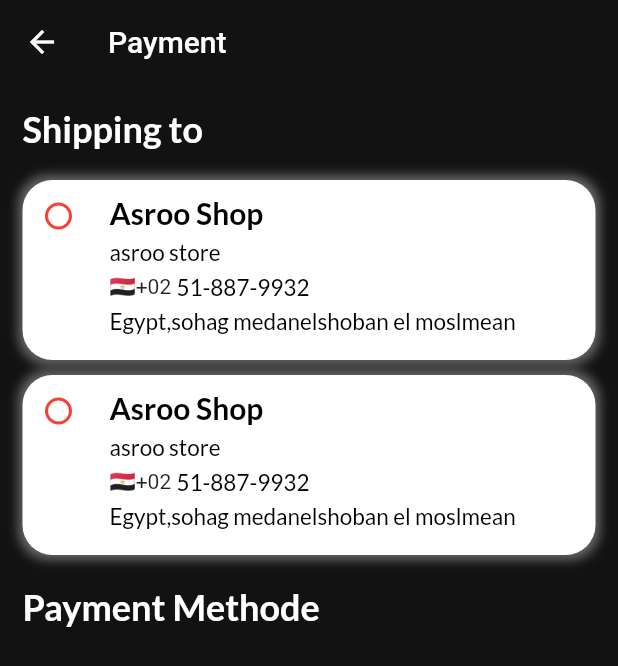
After one commit to ihebmeftah/E-commerce-Full-App-Web-Getx---Firebase-Mvc, a Flutter app: the PaymentScreen screen opened by its route, on a phone screen of 412 x 824 dp. The commit adds this screen. Shown: the top 666 px of the screen. Run offline on Flutter 3.47's test engine with Material 2 defaults, Android fonts, the phone set to English and light mode, and no system bars; our stand-ins replace animated_text_kit, badges, carousel_slider, firebase_auth, firebase_core, flutter_rating_bar and 7 more; missing offline and left inert: loading_overlay_pro; accounts and stored records are empty; network calls fail.

Commit message:
payment not finshed

```diff
--- a/lib/routes/routes.dart
+++ b/lib/routes/routes.dart
@@ -1,6 +1,7 @@
 import 'package:ecommerceapp/logic/bindings/authbindings.dart';
 import 'package:ecommerceapp/logic/bindings/mainbinfings.dart';
 import 'package:ecommerceapp/logic/bindings/productbindings.dart';
+import 'package:ecommerceapp/view/screens/auth/payment.dart';
 import 'package:ecommerceapp/view/screens/pannierscreen.dart';
 import 'package:ecommerceapp/view/screens/auth/forgotpassword.dart';
 import 'package:ecommerceapp/view/screens/auth/login.dart';
@@ -45,6 +46,10 @@ class Approutes {
         name: Routes.pannierScreen,
         page: () => PannierScreen(),
         bindings: [Authbindings(), ProductBinding()]),
+    GetPage(
+        name: Routes.payScreen,
+        page: () => PaymentScreen(),
+        bindings: [Authbindings(), ProductBinding(), MainBindings()]),
   ];
 }
 
@@ -55,4 +60,5 @@ class Routes {
   static const forgotPasswordScreen = '/forgotPasswordScreen';
   static const mainScreen = '/mainScreen';
   static const pannierScreen = '/pannierScreen';
+  static const payScreen = '/payScreen';
 }
--- /dev/null
+++ b/lib/view/screens/auth/payment.dart
@@ -0,0 +1,196 @@
+import 'package:ecommerceapp/utils/theme.dart';
+import 'package:ecommerceapp/view/widgets/textutils.dart';
+import 'package:flutter/material.dart';
+import 'package:get/get.dart';
+
+class PaymentScreen extends StatefulWidget {
+  const PaymentScreen({Key? key}) : super(key: key);
+
+  @override
+  State<PaymentScreen> createState() => _PaymentScreenState();
+}
+
+class _PaymentScreenState extends State<PaymentScreen> {
+  final TextEditingController phoneController = TextEditingController();
+  int radioContinerIndes = 1;
+  bool changeColors = false;
+  @override
+  Widget build(BuildContext context) {
+    return Scaffold(
+      backgroundColor: context.theme.backgroundColor,
+      appBar: AppBar(
+        elevation: 0,
+        title: const Text('Payment'),
+        backgroundColor: Get.isDarkMode ? mainColor : darkGreyClr,
+      ),
+      body: Padding(
+        padding: const EdgeInsets.all(15.0),
+        child: Column(
+          crossAxisAlignment: CrossAxisAlignment.start,
+          children: [
+            TextUtils(
+                clr: Get.isDarkMode ? Colors.black : Colors.white,
+                txt: 'Shipping to',
+                fontSize: 24,
+                fontWeight: FontWeight.bold),
+            const SizedBox(
+              height: 20,
+            ),
+            delivertyWidget(
+                changeColors: changeColors,
+                radioContinerIndes: radioContinerIndes),
+            const SizedBox(
+              height: 20,
+            ),
+            TextUtils(
+                clr: Get.isDarkMode ? Colors.black : Colors.white,
+                txt: 'Payment Methode',
+                fontSize: 24,
+                fontWeight: FontWeight.bold),
+            //paymethode(),
+            const SizedBox(
+              height: 30,
+            ),
+          ],
+        ),
+      ),
+    );
+  }
+
+  buildContainer({
+    required Color color,
+    required int value,
+    required Function onChanged,
+    required String name,
+    required String title,
+    required String phone,
+    required String address,
+    required Widget icon,
+  }) {
+    return Container(
+        height: 120,
+        width: double.infinity,
+        decoration: BoxDecoration(
+            color: Colors.white,
+            boxShadow: [
+              BoxShadow(
+                  color: Colors.grey.withOpacity(0.6),
+                  spreadRadius: 3,
+                  blurRadius: 5),
+            ],
+            borderRadius: BorderRadius.circular(20)),
+        child: Row(
+          mainAxisAlignment: MainAxisAlignment.start,
+          crossAxisAlignment: CrossAxisAlignment.start,
+          children: [
+            Radio(
+              value: value,
+              groupValue: 8,
+              fillColor: MaterialStateColor.resolveWith((states) => Colors.red),
+              onChanged: (int? value) {
+                onChanged(value);
+              },
+            ),
+            const SizedBox(
+              width: 10,
+            ),
+            Padding(
+              padding: const EdgeInsets.only(top: 10),
+              child: Column(
+                crossAxisAlignment: CrossAxisAlignment.start,
+                mainAxisAlignment: MainAxisAlignment.start,
+                children: [
+                  TextUtils(
+                    fontSize: 20,
+                    fontWeight: FontWeight.bold,
+                    txt: title,
+                    clr: Colors.black,
+                  ),
+                  const SizedBox(
+                    height: 5,
+                  ),
+                  TextUtils(
+                    fontSize: 15,
+                    fontWeight: FontWeight.normal,
+                    txt: name,
+                    clr: Colors.black,
+                  ),
+                  const SizedBox(
+                    height: 5,
+                  ),
+                  Row(
+                    children: [
+                      const Text('🇪🇬+02 '),
+                      TextUtils(
+                        fontSize: 15,
+                        fontWeight: FontWeight.normal,
+                        txt: phone,
+                        clr: Colors.black,
+                      ),
+                      const SizedBox(
+                        width: 120,
+                      ),
+                      SizedBox(
+                        child: icon,
+                      ),
+                    ],
+                  ),
+                  const SizedBox(
+                    height: 5,
+                  ),
+                  TextUtils(
+                    fontSize: 15,
+                    fontWeight: FontWeight.normal,
+                    txt: address,
+                    clr: Colors.black,
+                  ),
+                ],
+              ),
+            )
+          ],
+        ));
+  }
+
+  delivertyWidget(
+      {required bool changeColors, required int radioContinerIndes}) {
+    return Column(
+      children: [
+        buildContainer(
+          address: "Egypt,sohag medanelshoban el moslmean",
+          name: "asroo store",
+          phone: "51-887-9932",
+          title: "Asroo Shop",
+          value: 1,
+          color: changeColors ? Colors.white : Colors.grey.shade300,
+          icon: Container(),
+          onChanged: (int? value) {
+            setState(() {
+              radioContinerIndes = value!;
+              changeColors = !changeColors;
+            });
+          },
+        ),
+        SizedBox(
+          height: 10,
+        ),
+        buildContainer(
+          address: "Egypt,sohag medanelshoban el moslmean",
+          name: "asroo store",
+          phone: "51-887-9932",
+          title: "Asroo Shop",
+          value: 1,
+          color: changeColors ? Colors.white : Colors.grey.shade300,
+          icon: Container(),
+          onChanged: (int? value) {
+            setState(() {
+              radioContinerIndes = value!;
+              changeColors = !changeColors;
+            });
+          },
+        )
+      ],
+    );
+  }
+
+  paymethode() {}
+}
--- a/lib/view/screens/pannierscreen.dart
+++ b/lib/view/screens/pannierscreen.dart
@@ -1,5 +1,6 @@
 import 'package:ecommerceapp/logic/controllers/panniercontroller.dart';
 import 'package:ecommerceapp/models/productmodels.dart';
+import 'package:ecommerceapp/routes/routes.dart';
 import 'package:ecommerceapp/utils/theme.dart';
 import 'package:ecommerceapp/view/widgets/textutils.dart';
 import 'package:flutter/material.dart';
@@ -97,7 +98,9 @@ class PannierScreen extends StatelessWidget {
                         borderRadius: BorderRadius.circular(10)),
                     elevation: 0,
                     primary: Get.isDarkMode ? mainColor : pinkClr),
-                onPressed: () {},
+                onPressed: () {
+                  Get.toNamed(Routes.payScreen);
+                },
                 child: Row(
                   mainAxisAlignment: MainAxisAlignment.center,
                   children: const [
```
